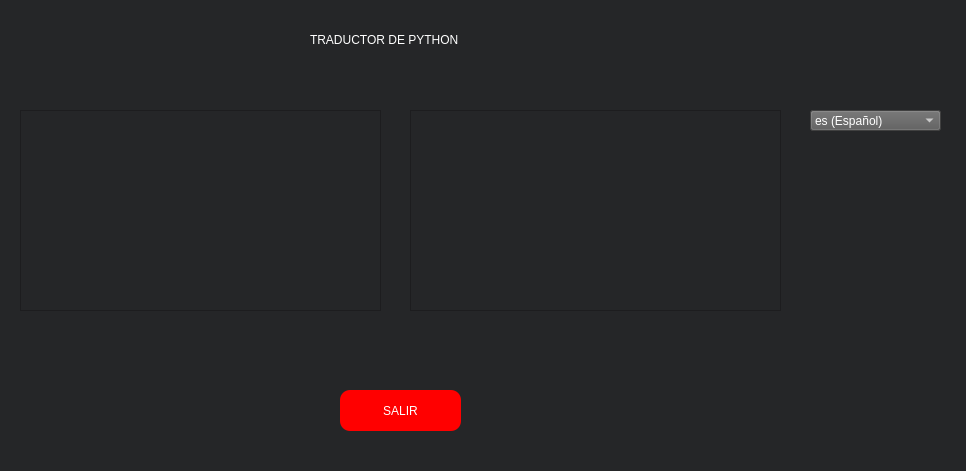
Before: the Qt Designer form Views/init.ui in JuanChandoqui/concurrente-C3-traductor, drawn with Qt 5.
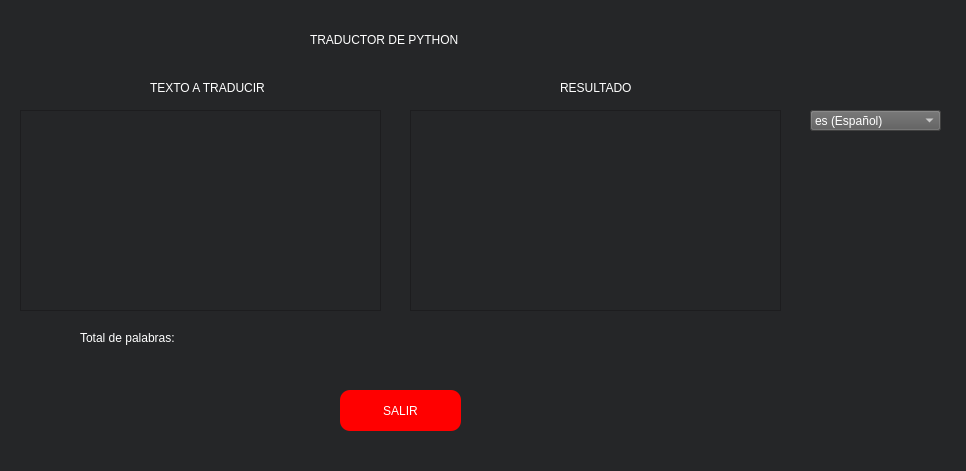
After: the same form once the commit is applied.

```diff
--- a/Views/init.ui
+++ b/Views/init.ui
@@ -156,6 +156,70 @@
      </property>
     </item>
    </widget>
+   <widget class="QLabel" name="label_2">
+    <property name="geometry">
+     <rect>
+      <x>560</x>
+      <y>80</y>
+      <width>71</width>
+      <height>16</height>
+     </rect>
+    </property>
+    <property name="styleSheet">
+     <string notr="true">color: rgb(255, 255, 255);</string>
+    </property>
+    <property name="text">
+     <string>RESULTADO</string>
+    </property>
+   </widget>
+   <widget class="QLabel" name="label_3">
+    <property name="geometry">
+     <rect>
+      <x>150</x>
+      <y>80</y>
+      <width>121</width>
+      <height>16</height>
+     </rect>
+    </property>
+    <property name="styleSheet">
+     <string notr="true">color: rgb(255, 255, 255);</string>
+    </property>
+    <property name="text">
+     <string>TEXTO A TRADUCIR</string>
+    </property>
+   </widget>
+   <widget class="QLabel" name="label_4">
+    <property name="geometry">
+     <rect>
+      <x>80</x>
+      <y>330</y>
+      <width>111</width>
+      <height>16</height>
+     </rect>
+    </property>
+    <property name="styleSheet">
+     <string notr="true">color: rgb(255, 255, 255);</string>
+    </property>
+    <property name="text">
+     <string>Total de palabras: </string>
+    </property>
+   </widget>
+   <widget class="QLabel" name="label_total_words">
+    <property name="geometry">
+     <rect>
+      <x>200</x>
+      <y>330</y>
+      <width>55</width>
+      <height>16</height>
+     </rect>
+    </property>
+    <property name="styleSheet">
+     <string notr="true">color: rgb(255, 255, 255);</string>
+    </property>
+    <property name="text">
+     <string/>
+    </property>
+   </widget>
   </widget>
  </widget>
  <resources/>
```
